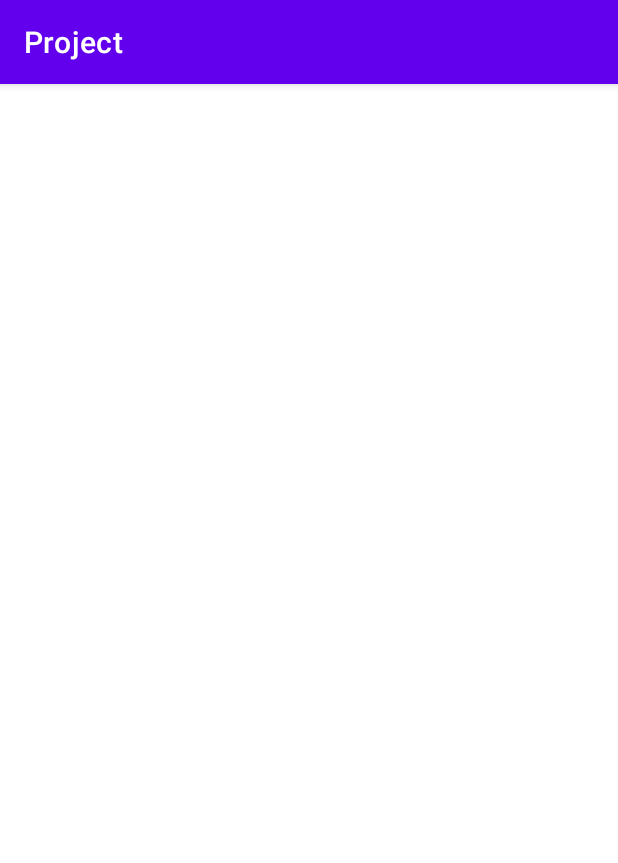
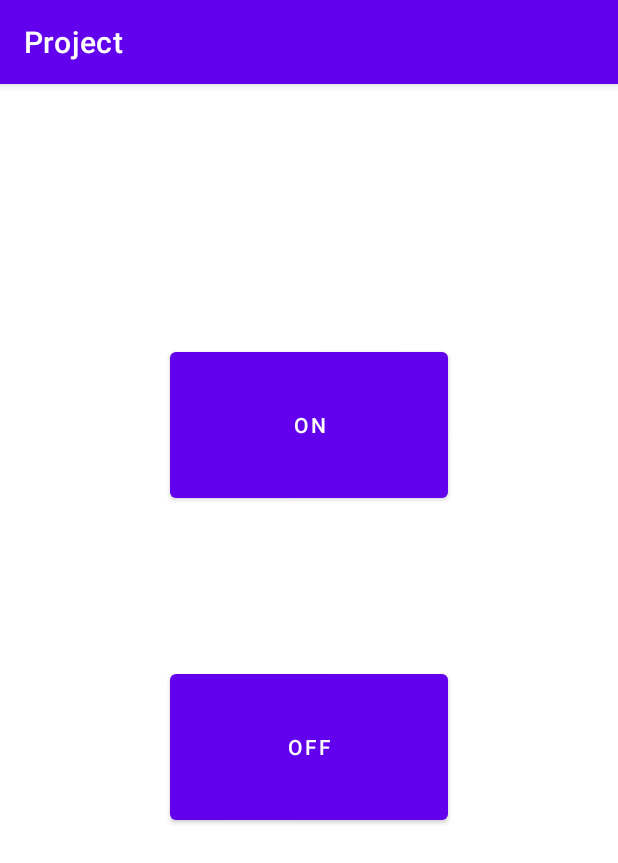
Before and after one commit to RaulMonteroGon/Project-3740, an Android app: the screen it shows after launch (SettingsActivity), after a tap on "BUTTON", on a phone screen of 412 x 824 dp. Shown: the top 863 px of the screen. Run offline under Robolectric (Android 15) with nearby library versions, the phone set to English and light mode, and no system bars; libraries missing offline, so code that uses them is left out: com.google.mlkit.vision; 1 statement that could not run was skipped.

```diff
--- a/app/src/main/java/com/example/project/MainActivity.kt
+++ b/app/src/main/java/com/example/project/MainActivity.kt
@@ -22,11 +22,13 @@ import java.lang.Exception
 import android.graphics.BitmapFactory
 import java.nio.ByteBuffer
 import android.R.attr.bitmap
+import android.speech.tts.TextToSpeech
 import android.view.GestureDetector
 import android.view.MotionEvent
 import android.widget.Toast
 import java.io.ByteArrayOutputStream
 import java.lang.Math.abs
+import java.util.*
 
 
 class MainActivity : AppCompatActivity(),GestureDetector.OnGestureListener {
@@ -55,6 +57,8 @@ class MainActivity : AppCompatActivity(),GestureDetector.OnGestureListener {
     var y2:Float = 0.0f
     var y1:Float = 0.0f
 
+
+    private var tts : TextToSpeech? = null
     companion object{
         const val MIN_DISTANCE = 150
     }
@@ -120,42 +124,15 @@ class MainActivity : AppCompatActivity(),GestureDetector.OnGestureListener {
             galleryLauncher.launch(storageIntent)
 
 
-        /*
-            val buffer: ByteBuffer = image.planes[0].buffer
-            val bytes = ByteArray(buffer.capacity())
-            buffer.get(bytes)
-            val bitmapImage = BitmapFactory.decodeByteArray(bytes, 0, bytes.size, null)
-
-            val galleryIntent = Intent(this, imageActivity::class.java)
-
-            val bs = ByteArrayOutputStream()
-            bitmapImage.compress(Bitmap.CompressFormat.JPEG, 50, bs)
-            galleryIntent.putExtra("image", bs.toByteArray())
-            galleryIntent.putExtra("result", result)
-
-            startActivity(galleryIntent)*/
         }
         btncamera.setOnClickListener {
             val cameraIntent = Intent(MediaStore.ACTION_IMAGE_CAPTURE)
             cameraLauncher.launch(cameraIntent)
 
-            /*
-            val buffer: ByteBuffer = image.planes[0].buffer
-            val bytes = ByteArray(buffer.capacity())
-            buffer.get(bytes)
-            val bitmapImage = BitmapFactory.decodeByteArray(bytes, 0, bytes.size, null)
-
-            val photoIntent = Intent(this, imageActivity::class.java)
-
-            val bs = ByteArrayOutputStream()
-            bitmapImage.compress(Bitmap.CompressFormat.JPEG, 50, bs)
-            photoIntent.putExtra("image", bs.toByteArray())
-            photoIntent.putExtra("result", result)
-
-            startActivity(photoIntent)*/
-
         }
-
+        if (Model.instance().getIndications() == true){
+            speak()
+        }
     }
 
     override fun onTouchEvent(event: MotionEvent?): Boolean {
@@ -219,7 +196,16 @@ class MainActivity : AppCompatActivity(),GestureDetector.OnGestureListener {
         galleryIntent.putExtra("result", result)
         startActivity(galleryIntent)
     }
+    private fun speak() {
+        tts = TextToSpeech(applicationContext,TextToSpeech.OnInitListener {
+            if(it==TextToSpeech.SUCCESS){
+                tts!!.language = Locale.US
+                tts!!.setSpeechRate((0.75f))
+                tts!!.speak("Swipe right to select image, swipe left to take a picture, swipe down to go to settings ",TextToSpeech.QUEUE_FLUSH,null)
 
+            }
+        })
+    }
 
 
 
--- a/app/src/main/java/com/example/project/SettingsActivity.kt
+++ b/app/src/main/java/com/example/project/SettingsActivity.kt
@@ -2,17 +2,26 @@ package com.example.project
 
 import androidx.appcompat.app.AppCompatActivity
 import android.os.Bundle
+import android.widget.Button
 
 
 class SettingsActivity : AppCompatActivity() {
-    var sound : Boolean = false
 
 
     override fun onCreate(savedInstanceState: Bundle?) {
         super.onCreate(savedInstanceState)
         setContentView(R.layout.activity_settings)
 
-        Model.instance().setIndications(false)
+
+        val btnoff : Button = findViewById(R.id.btn_off)
+        val btnon : Button = findViewById(R.id.btn_on)
+
+        btnoff.setOnClickListener {
+            Model.instance().setIndications(false)
+        }
+        btnon.setOnClickListener {
+            Model.instance().setIndications(true)
+        }
     }
 
 }
--- a/app/src/main/res/layout/activity_settings.xml
+++ b/app/src/main/res/layout/activity_settings.xml
@@ -6,4 +6,32 @@
     android:layout_height="match_parent"
     tools:context=".SettingsActivity">
 
+
+    <Button
+        android:id="@+id/btn_on"
+        android:layout_width="185dp"
+        android:layout_height="109dp"
+        android:layout_marginStart="113dp"
+        android:layout_marginTop="154dp"
+        android:layout_marginEnd="113dp"
+        android:layout_marginBottom="468dp"
+        android:text="On"
+        app:layout_constraintBottom_toBottomOf="parent"
+        app:layout_constraintEnd_toEndOf="parent"
+        app:layout_constraintStart_toStartOf="parent"
+        app:layout_constraintTop_toTopOf="parent" />
+
+    <Button
+        android:id="@+id/btn_off"
+        android:layout_width="185dp"
+        android:layout_height="109dp"
+        android:layout_marginStart="113dp"
+        android:layout_marginTop="369dp"
+        android:layout_marginEnd="113dp"
+        android:layout_marginBottom="253dp"
+        android:text="Off"
+        app:layout_constraintBottom_toBottomOf="parent"
+        app:layout_constraintEnd_toEndOf="parent"
+        app:layout_constraintStart_toStartOf="parent"
+        app:layout_constraintTop_toTopOf="parent" />
 </androidx.constraintlayout.widget.ConstraintLayout>
```
